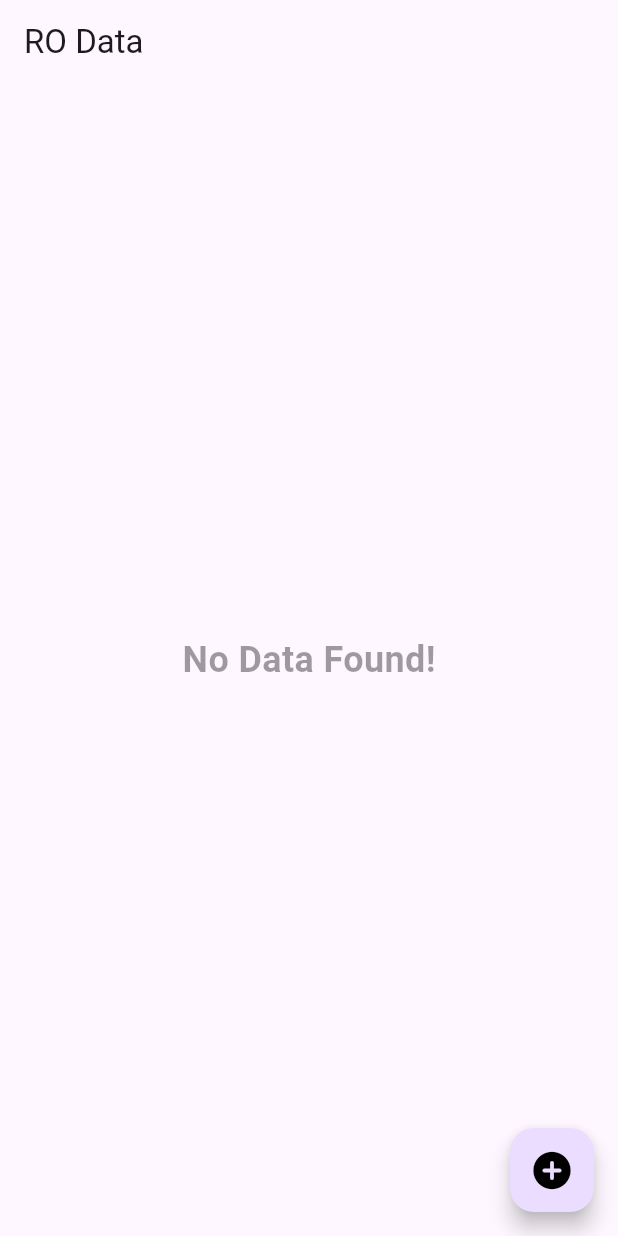
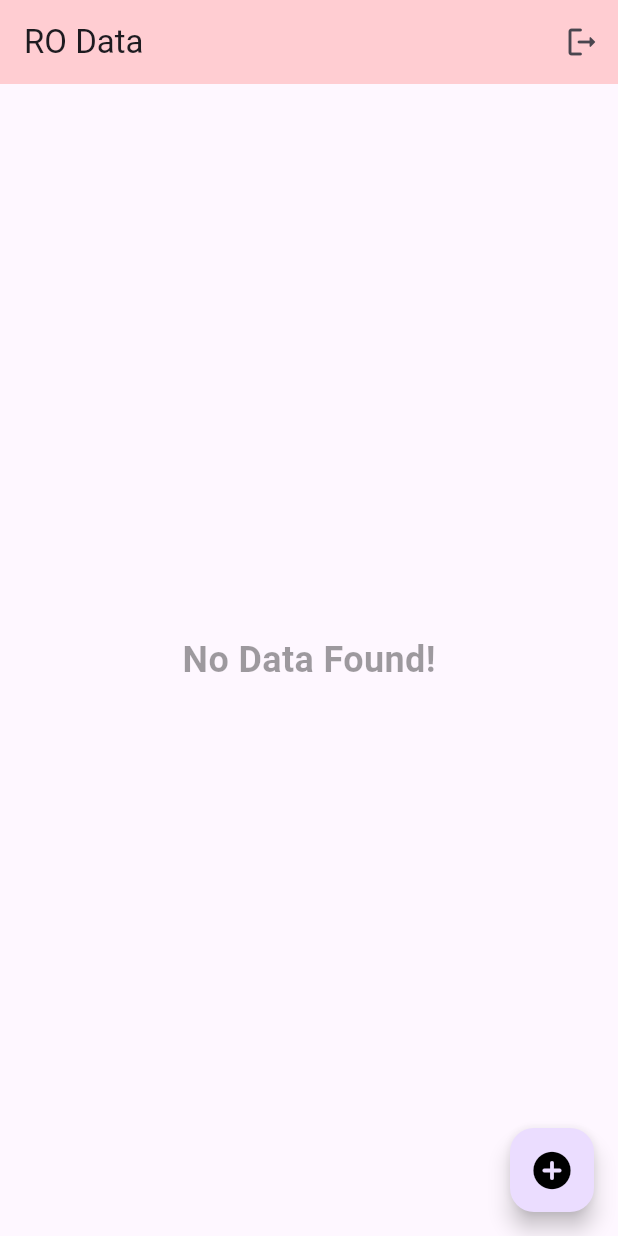
Before and after one commit to PulseZest-Inovation/SonipatRotak, a Flutter app: the DataList screen opened directly with empty values, on a phone screen of 412 x 824 dp. Run offline on Flutter 3.47's test engine with Material 3 defaults, Android fonts, the phone set to English and light mode, and no system bars; our stand-ins replace carousel_slider, cloud_firestore, firebase_auth, firebase_core, firebase_storage, fluttertoast and 1 more; accounts and stored records are empty.

Commit message:
working on ui

```diff
--- a/lib/data/dataList.dart
+++ b/lib/data/dataList.dart
@@ -2,6 +2,7 @@ import 'package:cloud_firestore/cloud_firestore.dart';
 import 'package:flutter/material.dart';
 import 'package:firebase_storage/firebase_storage.dart' as firebase_storage;
 import 'package:sonipat/data/imageSlider.dart';
+import 'package:sonipat/logoutFxn.dart';
 import 'package:sonipat/widgets/widgets.dart';
 
 class DataList extends StatefulWidget {
@@ -92,7 +93,6 @@ class _DataListState extends State<DataList> {
     return ListView.separated(
         itemBuilder: (context, index) {
           List<String> imgs = [];
-          // imgs.addAll(records[index]['photos']);
           for (int i = 0; i < records[index]['photos'].length; i++) {
             imgs.add(records[index]['photos'][i]);
           }
@@ -227,7 +227,16 @@ class _DataListState extends State<DataList> {
   @override
   Widget build(BuildContext context) {
     return Scaffold(
-      appBar: AppBar(title: Text('RO Data')),
+      appBar: AppBar(
+        title: Text('RO Data'),
+        actions: [
+          IconButton(
+            onPressed: () => logout(context),
+            icon: Icon(Icons.logout_rounded),
+          ),
+        ],
+        backgroundColor: Colors.red.shade100,
+      ),
       floatingActionButton: FloatingActionButton(
         onPressed: () {
           // Navigator.push(
```
Also changed, not shown: lib/Auth.dart (+26 -2 lines), lib/logoutFxn.dart (added, +22 -0 lines).
